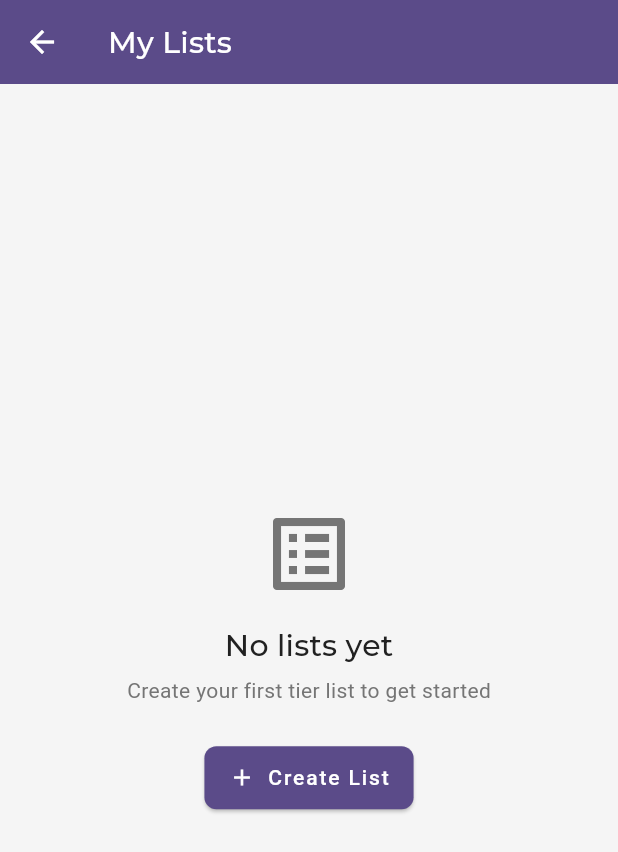
After one commit to Waxmard/rinking-epp, a Flutter app: the HomeScreen screen opened by its route, after a tap on "Lists", on a phone screen of 412 x 824 dp. The commit adds this screen. Shown: the top 852 px of the screen. Run offline on Flutter 3.47's test engine with Material 3 defaults, Android fonts, the phone set to English and light mode, and no system bars; our stand-ins replace flutter_dotenv, flutter_secure_storage, google_fonts, google_sign_in; accounts and stored records are empty; network calls fail.

Commit message:
Add lists screen and refactor home screen
Added a new ListsScreen widget, which displays all user-created lists. Refactored the HomeScreen to include a button for navigating to the ListsScreen. Removed unused code from the HomeScreen.

Added delete confirmation dialog for lists in both screens.

```diff
--- a/ui/lib/main.dart
+++ b/ui/lib/main.dart
@@ -6,6 +6,7 @@ import 'providers/auth_provider.dart';
 import 'providers/list_provider.dart';
 import 'screens/login_screen.dart';
 import 'screens/home_screen.dart';
+import 'screens/lists_screen.dart';
 import 'utils/app_theme.dart';
 import 'services/service_factory.dart';
 
@@ -44,6 +45,7 @@ class MyApp extends StatelessWidget {
             routes: {
               '/login': (context) => const LoginScreen(),
               '/home': (context) => const HomeScreen(),
+              '/lists': (context) => const ListsScreen(),
             },
           );
         },
--- a/ui/lib/screens/home_screen.dart
+++ b/ui/lib/screens/home_screen.dart
@@ -3,9 +3,7 @@ import 'package:provider/provider.dart';
 import '../providers/auth_provider.dart';
 import '../providers/list_provider.dart';
 import '../utils/app_theme.dart';
-import '../widgets/list_card.dart';
 import '../widgets/tier_list_preview.dart';
-import '../models/list_model.dart';
 
 class HomeScreen extends StatefulWidget {
   const HomeScreen({super.key});
@@ -119,6 +117,41 @@ class _HomeScreenState extends State<HomeScreen> {
                       // Action buttons
                       Row(
                         children: [
+                          // Lists button
+                          Container(
+                            margin: const EdgeInsets.only(right: 12),
+                            decoration: BoxDecoration(
+                              color: const Color(0xFFF5F5F5), // Softer off-white
+                              borderRadius: BorderRadius.circular(20),
+                            ),
+                            child: Material(
+                              color: Colors.transparent,
+                              child: InkWell(
+                                borderRadius: BorderRadius.circular(20),
+                                onTap: () {
+                                  Navigator.pushNamed(context, '/lists');
+                                },
+                                child: Padding(
+                                  padding: const EdgeInsets.symmetric(horizontal: 16, vertical: 10),
+                                  child: Row(
+                                    children: [
+                                      Icon(Icons.list, color: AppTheme.primaryColor, size: 18),
+                                      const SizedBox(width: 8),
+                                      Text(
+                                        'Lists',
+                                        style: TextStyle(
+                                          color: AppTheme.primaryColor,
+                                          fontWeight: FontWeight.bold,
+                                          fontSize: 14,
+                                        ),
+                                      ),
+                                    ],
+                                  ),
+                                ),
+                              ),
+                            ),
+                          ),
+
                           // Add new list button
                           Container(
                             margin: const EdgeInsets.only(right: 24),
@@ -224,61 +257,10 @@ class _HomeScreenState extends State<HomeScreen> {
                         ),
                       ),
                     ),
-                  const SizedBox(height: 24),
-
-                  // No Create New List button needed here anymore
-                  const SizedBox(height: 24),
-
-                  // All Lists Section Title
-                  Text(
-                    'All Lists',
-                    style: theme.textTheme.titleLarge?.copyWith(color: Colors.white),
-                  ),
-                  const SizedBox(height: 8),
                 ],
               ),
             ),
           ),
-
-          // User Lists
-          if (listProvider.lists.isEmpty && listProvider.isLoading)
-            const SliverToBoxAdapter(
-              child: Center(child: CircularProgressIndicator()),
-            )
-          else if (listProvider.lists.isEmpty)
-            const SliverToBoxAdapter(
-              child: SizedBox(), // No need to show anything here if there are no lists
-            )
-          else
-            SliverList(
-              delegate: SliverChildBuilderDelegate(
-                (context, index) {
-                  final list = listProvider.lists[index];
-                  // Skip the most recent list if it's already shown above
-                  if (listProvider.recentList != null &&
-                      list.listId == listProvider.recentList!.listId) {
-                    return const SizedBox.shrink();
-                  }
-
-                  return ListCard(
-                    title: list.title,
-                    itemCount: list.itemCount,
-                    lastModified: list.updatedAt,
-                    onTap: () {
-                      // TODO: Navigate to list detail
-                    },
-                    onEdit: () {
-                      // TODO: Navigate to edit list
-                    },
-                    onDelete: () {
-                      // TODO: Confirm and delete list
-                      _showDeleteConfirmation(context, list.listId);
-                    },
-                  );
-                },
-                childCount: listProvider.lists.length,
-              ),
-            ),
 
           // Bottom padding
           const SliverToBoxAdapter(
@@ -337,49 +319,4 @@ class _HomeScreenState extends State<HomeScreen> {
       },
     );
   }
-
-  void _showDeleteConfirmation(BuildContext context, String listId) {
-    final listProvider = Provider.of<ListProvider>(context, listen: false);
-
-    showDialog(
-      context: context,
-      builder: (context) {
-        return AlertDialog(
-          title: const Text('Delete List'),
-          content: const Text('Are you sure you want to delete this list? This action cannot be undone.'),
-          actions: [
-            TextButton(
-              onPressed: () => Navigator.pop(context),
-              child: const Text('Cancel'),
-            ),
-            TextButton(
-              onPressed: () async {
-                Navigator.pop(context);
-
-                // Show loading indicator
-                ScaffoldMessenger.of(context).showSnackBar(
-                  const SnackBar(content: Text('Deleting list...')),
-                );
-
-                final success = await listProvider.deleteList(listId);
-
-                if (context.mounted) {
-                  if (success) {
-                    ScaffoldMessenger.of(context).showSnackBar(
-                      const SnackBar(content: Text('List deleted successfully')),
-                    );
-                  } else {
-                    ScaffoldMessenger.of(context).showSnackBar(
-                      SnackBar(content: Text('Failed to delete list: ${listProvider.error ?? "Unknown error"}')),
-                    );
-                  }
-                }
-              },
-              child: const Text('Delete', style: TextStyle(color: AppTheme.errorColor)),
-            ),
-          ],
-        );
-      },
-    );
-  }
 }
--- /dev/null
+++ b/ui/lib/screens/lists_screen.dart
@@ -0,0 +1,160 @@
+import 'package:flutter/material.dart';
+import 'package:provider/provider.dart';
+import '../providers/auth_provider.dart';
+import '../providers/list_provider.dart';
+import '../utils/app_theme.dart';
+import '../widgets/list_card.dart';
+
+class ListsScreen extends StatefulWidget {
+  const ListsScreen({super.key});
+
+  @override
+  State<ListsScreen> createState() => _ListsScreenState();
+}
+
+class _ListsScreenState extends State<ListsScreen> {
+  @override
+  void initState() {
+    super.initState();
+    // Refresh lists when screen is opened
+    WidgetsBinding.instance.addPostFrameCallback((_) {
+      final listProvider = Provider.of<ListProvider>(context, listen: false);
+      listProvider.fetchLists(refresh: true);
+    });
+  }
+
+  @override
+  Widget build(BuildContext context) {
+    final listProvider = Provider.of<ListProvider>(context);
+    final theme = Theme.of(context);
+
+    return Scaffold(
+      backgroundColor: AppTheme.backgroundColor,
+      appBar: AppBar(
+        title: Text('My Lists', style: theme.textTheme.titleLarge?.copyWith(color: Colors.white)),
+        backgroundColor: AppTheme.primaryColor,
+        elevation: 0,
+        iconTheme: const IconThemeData(color: Colors.white),
+      ),
+      body: RefreshIndicator(
+        onRefresh: () async {
+          await listProvider.fetchLists(refresh: true);
+        },
+        child: listProvider.isLoading && listProvider.lists.isEmpty
+            ? const Center(child: CircularProgressIndicator())
+            : listProvider.lists.isEmpty
+                ? Center(
+                    child: Column(
+                      mainAxisAlignment: MainAxisAlignment.center,
+                      children: [
+                        const Icon(
+                          Icons.list_alt,
+                          size: 64,
+                          color: AppTheme.textColorSecondary,
+                        ),
+                        const SizedBox(height: 16),
+                        Text(
+                          'No lists yet',
+                          style: theme.textTheme.titleLarge,
+                        ),
+                        const SizedBox(height: 8),
+                        Text(
+                          'Create your first tier list to get started',
+                          style: theme.textTheme.bodyMedium?.copyWith(
+                            color: AppTheme.textColorSecondary,
+                          ),
+                        ),
+                        const SizedBox(height: 24),
+                        ElevatedButton.icon(
+                          onPressed: () {
+                            // TODO: Navigate to create list screen
+                          },
+                          icon: const Icon(Icons.add),
+                          label: const Text('Create List'),
+                        ),
+                      ],
+                    ),
+                  )
+                : ListView.builder(
+                    padding: const EdgeInsets.all(16),
+                    itemCount: listProvider.lists.length,
+                    itemBuilder: (context, index) {
+                      final list = listProvider.lists[index];
+                      return Padding(
+                        padding: const EdgeInsets.only(bottom: 12),
+                        child: ListCard(
+                          title: list.title,
+                          itemCount: list.itemCount,
+                          lastModified: list.updatedAt,
+                          tierCounts: list.tierCounts,
+                          onTap: () {
+                            // TODO: Navigate to list detail
+                          },
+                          onEdit: () {
+                            // TODO: Navigate to edit list
+                          },
+                          onDelete: () {
+                            _showDeleteConfirmation(context, list.listId);
+                          },
+                        ),
+                      );
+                    },
+                  ),
+      ),
+      floatingActionButton: listProvider.lists.isNotEmpty
+          ? FloatingActionButton(
+              onPressed: () {
+                // TODO: Navigate to create list screen
+              },
+              backgroundColor: AppTheme.accentColor,
+              child: const Icon(Icons.add, color: Colors.black),
+            )
+          : null,
+    );
+  }
+
+  void _showDeleteConfirmation(BuildContext context, String listId) {
+    final listProvider = Provider.of<ListProvider>(context, listen: false);
+
+    showDialog(
+      context: context,
+      builder: (context) {
+        return AlertDialog(
+          title: const Text('Delete List'),
+          content: const Text('Are you sure you want to delete this list? This action cannot be undone.'),
+          actions: [
+            TextButton(
+              onPressed: () => Navigator.pop(context),
+              child: const Text('Cancel'),
+            ),
+            TextButton(
+              onPressed: () async {
+                Navigator.pop(context);
+
+                // Show loading indicator
+                ScaffoldMessenger.of(context).showSnackBar(
+                  const SnackBar(content: Text('Deleting list...')),
+                );
+
+                final success = await listProvider.deleteList(listId);
+
+                if (context.mounted) {
+                  if (success) {
+                    ScaffoldMessenger.of(context).showSnackBar(
+                      const SnackBar(content: Text('List deleted successfully')),
+                    );
+                  } else {
+                    ScaffoldMessenger.of(context).showSnackBar(
+                      SnackBar(content: Text('Failed to delete list: ${listProvider.error ?? "Unknown error"}')),
+                    );
+                  }
+                }
+              },
+              child: const Text('Delete', style: TextStyle(color: AppTheme.errorColor)),
+            ),
+          ],
+        );
+      },
+    );
+  }
+}
```
